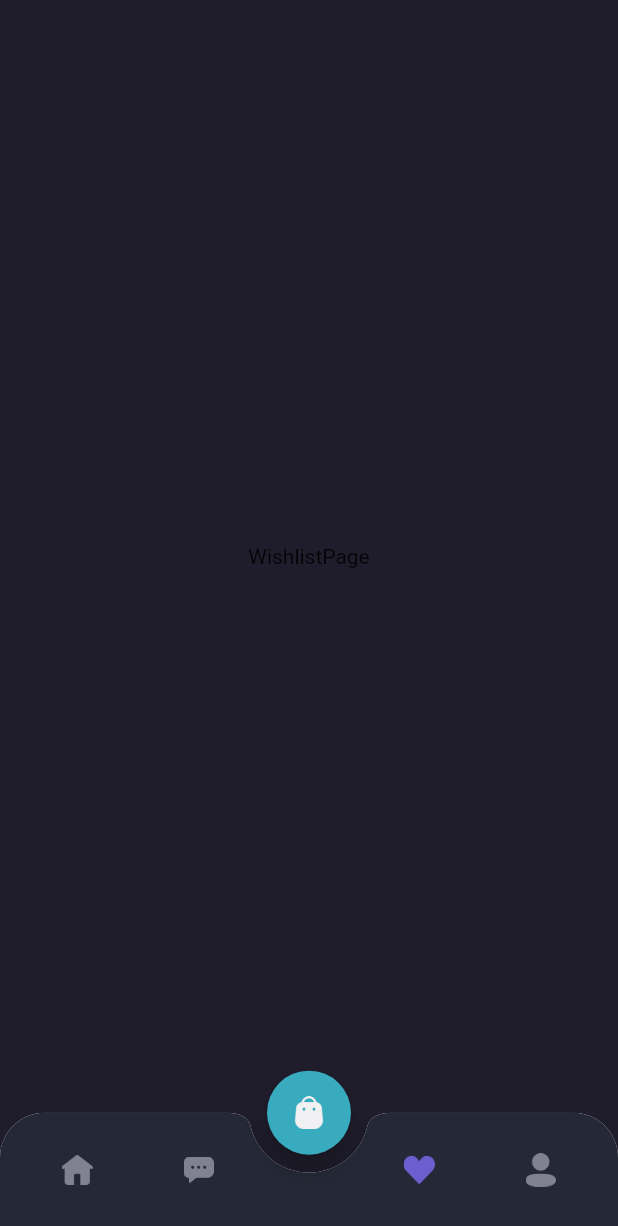
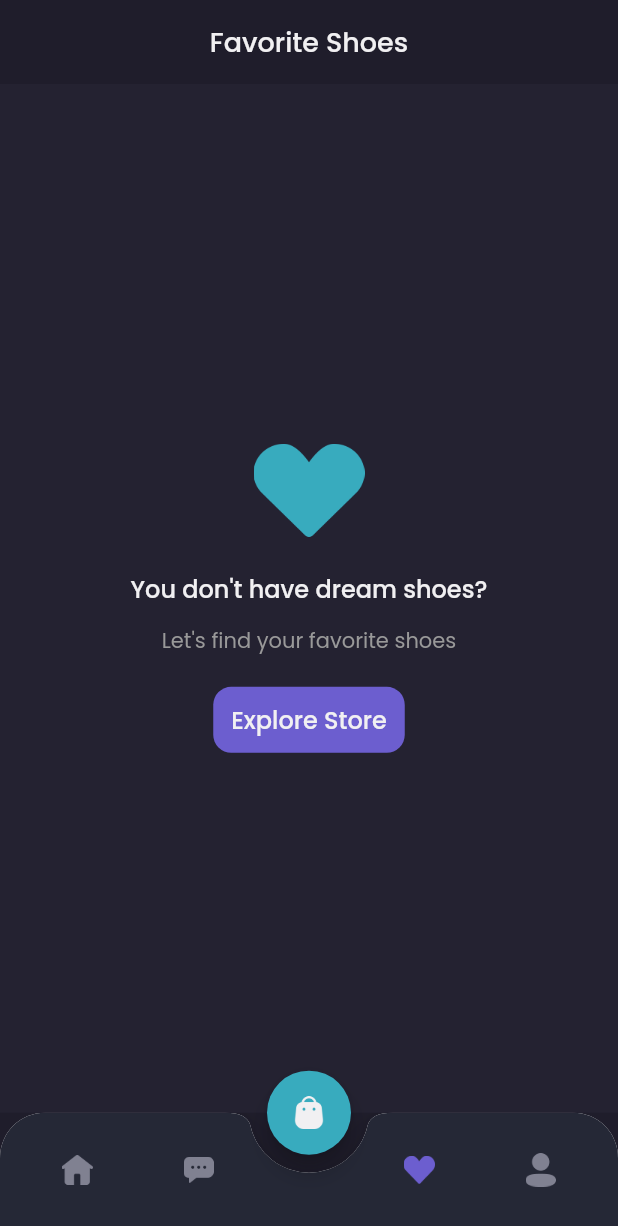
Before and after one commit to yosadade/shamo, a Flutter app: the MainPage screen opened by its route, item 3 of the bottom bar chosen, on a phone screen of 412 x 824 dp. Shown: the top 1226 px of the screen. Run offline on Flutter 3.47's test engine with Material 2 defaults, Android fonts, the phone set to English and light mode, and no system bars; our stand-ins replace google_fonts.

Commit message:
Wishlist Page Empty

```diff
--- a/lib/pages/home/wishlist_page.dart
+++ b/lib/pages/home/wishlist_page.dart
@@ -1,8 +1,72 @@
 import 'package:flutter/material.dart';
+import 'package:shamo/theme.dart';
 
 class WishlistPage extends StatelessWidget {
   @override
   Widget build(BuildContext context) {
-    return Center(child: Text('WishlistPage'));
+    Widget header() {
+      return AppBar(
+          backgroundColor: backgroundColor1,
+          centerTitle: true,
+          elevation: 0,
+          automaticallyImplyLeading: false,
+          title: Text('Favorite Shoes',
+              style:
+                  primaryTextStyle.copyWith(fontSize: 18, fontWeight: medium)));
+    }
+
+    Widget emptyWishlist() {
+      return Expanded(
+        child: Container(
+          color: backgroundColor3,
+          width: double.infinity,
+          child: Column(mainAxisAlignment: MainAxisAlignment.center, children: [
+            Image.asset(
+              'assets/icon_love.png',
+              width: 74,
+            ),
+            SizedBox(
+              height: 23,
+            ),
+            Text(
+              'You don\'t have dream shoes?',
+              style:
+                  primaryTextStyle.copyWith(fontSize: 16, fontWeight: medium),
+            ),
+            SizedBox(
+              height: 12,
+            ),
+            Text(
+              'Let\'s find your favorite shoes',
+              style: secondaryTextStyle.copyWith(
+                  fontSize: 14, fontWeight: regular),
+            ),
+            SizedBox(
+              height: 20,
+            ),
+            Container(
+              height: 44,
+              child: TextButton(
+                onPressed: () {},
+                style: TextButton.styleFrom(
+                    padding: EdgeInsets.symmetric(vertical: 10, horizontal: 12),
+                    backgroundColor: primaryColor,
+                    shape: RoundedRectangleBorder(
+                        borderRadius: BorderRadius.circular(12))),
+                child: Text(
+                  'Explore Store',
+                  style: primaryTextStyle.copyWith(
+                      fontSize: 16, fontWeight: medium),
+                ),
+              ),
+            )
+          ]),
+        ),
+      );
+    }
+
+    return Column(
+      children: [header(), emptyWishlist()],
+    );
   }
 }
```
Also changed, not shown: assets/icon_love.png (added).
